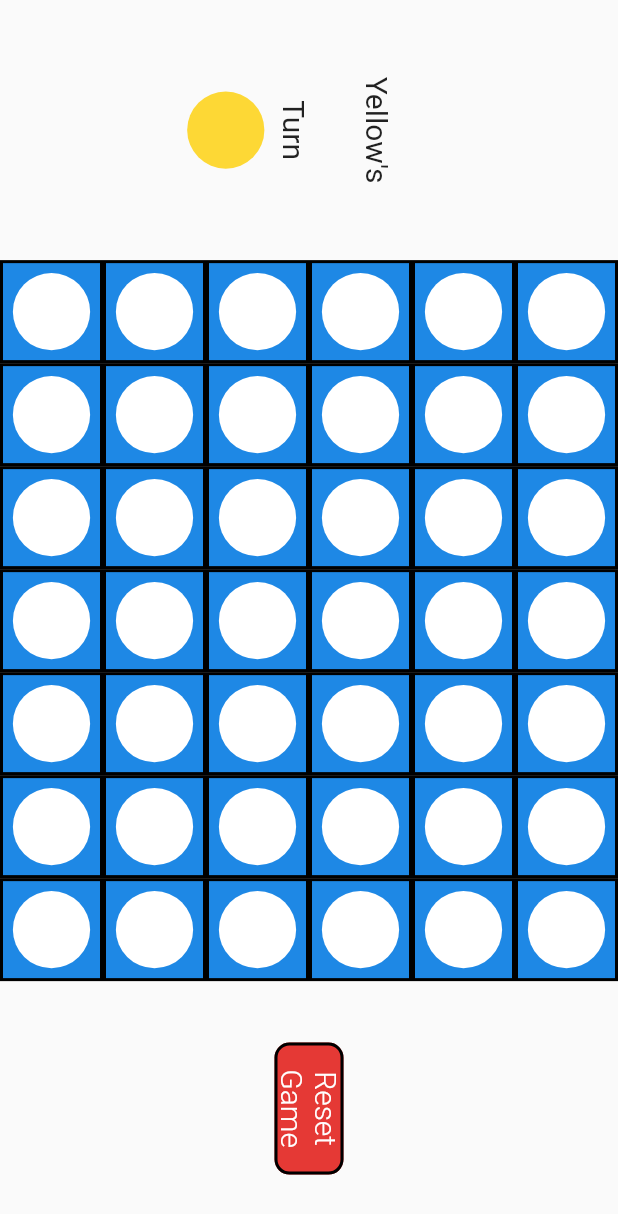
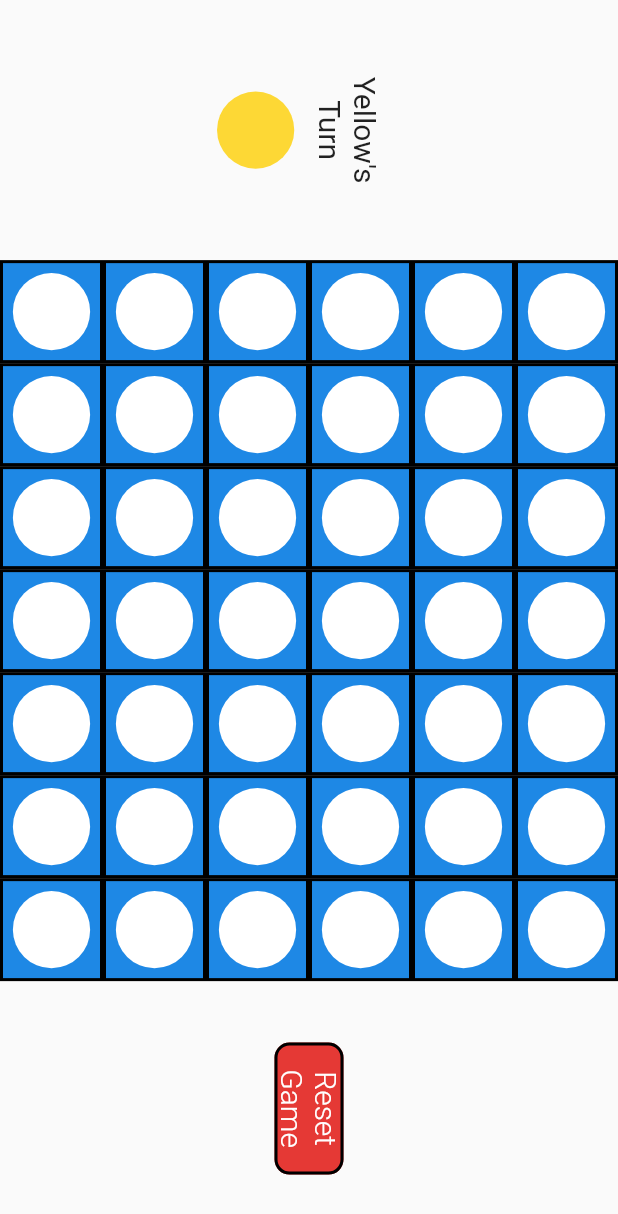
Before and after one commit to djfols/connect_four, a Flutter app: the screen it shows after launch, on a phone screen of 412 x 824 dp. Shown: the top 1214 px of the screen. Run offline on Flutter 3.47's test engine with Material 2 defaults, Android fonts, the light colour scheme and no system bars; our stand-ins replace audioplayers.

Commit message:
changed turn color spacing

```diff
--- a/lib/main.dart
+++ b/lib/main.dart
@@ -132,20 +132,22 @@ class _MyHomePageState extends State<MyHomePage> {
                 ),
                 Transform.rotate(
                   angle: 90 * pi / 180,
-                  child: Text(
-                    'Turn',
-                    style: TextStyle(fontSize: 20),
-                  ),
-                ),
-                Transform.rotate(
-                  angle: 90 * pi / 180,
-                  child: Text(
-                    brain.getDiscColorName(),
-                    style: TextStyle(fontSize: 20),
+                  child: Column(
+                    children: <Widget>[
+                      Text(
+                        brain.getDiscColorName(),
+                        style: TextStyle(fontSize: 20),
+                      ),
+                      Text(
+                        'Turn',
+                        style: TextStyle(fontSize: 20),
+                      ),
+                    ],
                   ),
                 ),
               ],
             ),
+
             Column(
               children: <Widget>[
                 GestureDetector(
@@ -199,8 +201,7 @@ class _MyHomePageState extends State<MyHomePage> {
                       });
                     } else {
                       print('COLUMN FULL!');
-                    }
-                    ;
+                    };
                   },
                   child: GridColumn1(
                     width: width,
```
